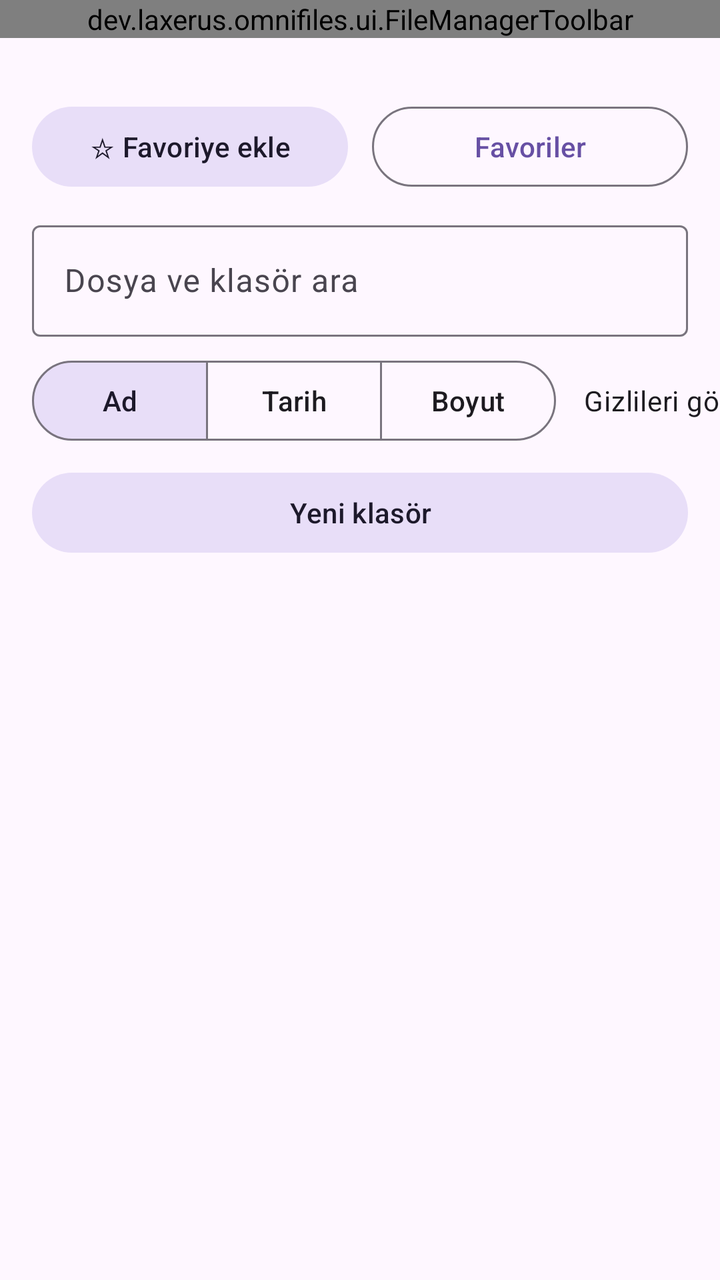
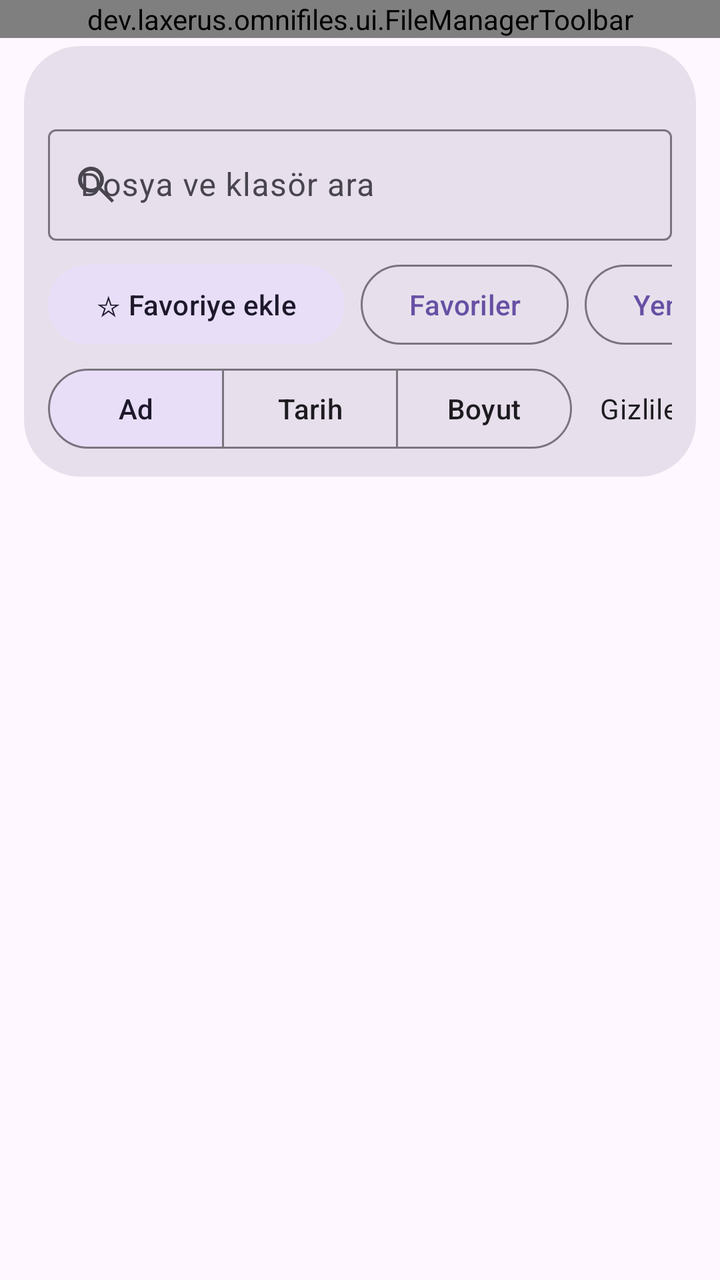

The first picture is an Android layout as it rendered before a commit; the second is the same layout after the commit. The layout source and the unified diff follow.
<!-- AndroidManifest.xml: application theme Theme.OmniFiles -->
<!-- res/layout/activity_file_browser.xml -->
<?xml version="1.0" encoding="utf-8"?>
<LinearLayout xmlns:android="http://schemas.android.com/apk/res/android"
    xmlns:app="http://schemas.android.com/apk/res-auto"
    android:id="@+id/root"
    android:layout_width="match_parent"
    android:layout_height="match_parent"
    android:orientation="vertical">

    <dev.laxerus.omnifiles.ui.FileManagerToolbar
        android:id="@+id/toolbar"
        android:layout_width="match_parent"
        android:layout_height="wrap_content"
        app:title="@string/browser_title" />

    <TextView
        android:id="@+id/pathText"
        android:layout_width="match_parent"
        android:layout_height="wrap_content"
        android:ellipsize="middle"
        android:maxLines="2"
        android:paddingStart="20dp"
        android:paddingTop="8dp"
        android:paddingEnd="20dp"
        android:paddingBottom="6dp"
        android:textAppearance="?attr/textAppearanceBodySmall" />

    <LinearLayout
        android:layout_width="match_parent"
        android:layout_height="wrap_content"
        android:orientation="horizontal"
        android:paddingStart="16dp"
        android:paddingEnd="16dp"
        android:paddingBottom="6dp">

        <com.google.android.material.button.MaterialButton
            android:id="@+id/favoriteToggleButton"
            style="@style/Widget.Material3.Button.TonalButton"
            android:layout_width="0dp"
            android:layout_height="wrap_content"
            android:layout_marginEnd="6dp"
            android:layout_weight="1"
            android:text="@string/add_favorite" />

        <com.google.android.material.button.MaterialButton
            android:id="@+id/favoritesButton"
            style="@style/Widget.Material3.Button.OutlinedButton"
            android:layout_width="0dp"
            android:layout_height="wrap_content"
            android:layout_marginStart="6dp"
            android:layout_weight="1"
            android:text="@string/favorites" />
    </LinearLayout>

    <com.google.android.material.textfield.TextInputLayout
        android:id="@+id/searchLayout"
        android:layout_width="match_parent"
        android:layout_height="wrap_content"
        android:layout_marginStart="16dp"
        android:layout_marginTop="4dp"
        android:layout_marginEnd="16dp"
        android:hint="@string/search_files">

        <com.google.android.material.textfield.TextInputEditText
            android:id="@+id/searchInput"
            android:layout_width="match_parent"
            android:layout_height="wrap_content"
            android:imeOptions="actionDone"
            android:inputType="text"
            android:maxLines="1" />
    </com.google.android.material.textfield.TextInputLayout>

    <HorizontalScrollView
        android:layout_width="match_parent"
        android:layout_height="wrap_content"
        android:fillViewport="true"
        android:scrollbars="none">

        <LinearLayout
            android:layout_width="wrap_content"
            android:layout_height="wrap_content"
            android:gravity="center_vertical"
            android:orientation="horizontal"
            android:paddingStart="16dp"
            android:paddingTop="8dp"
            android:paddingEnd="16dp"
            android:paddingBottom="8dp">

            <com.google.android.material.button.MaterialButtonToggleGroup
                android:id="@+id/sortGroup"
                android:layout_width="wrap_content"
                android:layout_height="wrap_content"
                app:checkedButton="@id/sortNameButton"
                app:selectionRequired="true"
                app:singleSelection="true">

                <com.google.android.material.button.MaterialButton
                    android:id="@+id/sortNameButton"
                    style="@style/Widget.Material3.Button.OutlinedButton"
                    android:layout_width="wrap_content"
                    android:layout_height="wrap_content"
                    android:text="@string/sort_name" />

                <com.google.android.material.button.MaterialButton
                    android:id="@+id/sortDateButton"
                    style="@style/Widget.Material3.Button.OutlinedButton"
                    android:layout_width="wrap_content"
                    android:layout_height="wrap_content"
                    android:text="@string/sort_date" />

                <com.google.android.material.button.MaterialButton
                    android:id="@+id/sortSizeButton"
                    style="@style/Widget.Material3.Button.OutlinedButton"
                    android:layout_width="wrap_content"
                    android:layout_height="wrap_content"
                    android:text="@string/sort_size" />
            </com.google.android.material.button.MaterialButtonToggleGroup>

            <com.google.android.material.switchmaterial.SwitchMaterial
                android:id="@+id/hiddenSwitch"
                android:layout_width="wrap_content"
                android:layout_height="wrap_content"
                android:layout_marginStart="14dp"
                android:text="@string/show_hidden" />
        </LinearLayout>
    </HorizontalScrollView>

    <com.google.android.material.button.MaterialButton
        android:id="@+id/newFolderButton"
        style="@style/Widget.Material3.Button.TonalButton"
        android:layout_width="match_parent"
        android:layout_height="wrap_content"
        android:layout_marginStart="16dp"
        android:layout_marginEnd="16dp"
        android:layout_marginBottom="8dp"
        android:text="@string/new_folder" />

    <com.google.android.material.card.MaterialCardView
        android:id="@+id/selectionBar"
        android:layout_width="match_parent"
        android:layout_height="wrap_content"
        android:layout_marginStart="16dp"
        android:layout_marginEnd="16dp"
        android:layout_marginBottom="8dp"
        android:visibility="gone"
        app:cardCornerRadius="18dp"
        app:cardElevation="0dp">

        <LinearLayout
            android:layout_width="match_parent"
            android:layout_height="wrap_content"
            android:orientation="vertical"
            android:padding="12dp">

            <TextView
                android:id="@+id/selectedCountText"
                android:layout_width="match_parent"
                android:layout_height="wrap_content"
                android:textAppearance="?attr/textAppearanceTitleMedium" />

            <HorizontalScrollView
                android:layout_width="match_parent"
                android:layout_height="wrap_content"
                android:layout_marginTop="6dp"
                android:scrollbars="none">

                <LinearLayout
                    android:layout_width="wrap_content"
                    android:layout_height="wrap_content"
                    android:orientation="horizontal">

                    <com.google.android.material.button.MaterialButton
                        android:id="@+id/selectAllButton"
                        style="@style/Widget.Material3.Button.TextButton"
                        android:layout_width="wrap_content"
                        android:layout_height="wrap_content"
                        android:text="@string/select_all" />

                    <com.google.android.material.button.MaterialButton
                        android:id="@+id/selectionShareButton"
                        style="@style/Widget.Material3.Button.TextButton"
                        android:layout_width="wrap_content"
                        android:layout_height="wrap_content"
                        android:text="@string/share" />

                    <com.google.android.material.button.MaterialButton
                        android:id="@+id/selectionCopyButton"
                        style="@style/Widget.Material3.Button.TextButton"
                        android:layout_width="wrap_content"
                        android:layout_height="wrap_content"
                        android:text="@string/copy" />

                    <com.google.android.material.button.MaterialButton
                        android:id="@+id/selectionMoveButton"
                        style="@style/Widget.Material3.Button.TextButton"
                        android:layout_width="wrap_content"
                        android:layout_height="wrap_content"
                        android:text="@string/move" />

                    <com.google.android.material.button.MaterialButton
                        android:id="@+id/selectionTrashButton"
                        style="@style/Widget.Material3.Button.TextButton"
                        android:layout_width="wrap_content"
                        android:layout_height="wrap_content"
                        android:text="@string/move_to_trash" />

                    <com.google.android.material.button.MaterialButton
                        android:id="@+id/cancelSelectionButton"
                        style="@style/Widget.Material3.Button.TextButton"
                        android:layout_width="wrap_content"
                        android:layout_height="wrap_content"
                        android:text="@string/cancel" />
                </LinearLayout>
            </HorizontalScrollView>
        </LinearLayout>
    </com.google.android.material.card.MaterialCardView>

    <TextView
        android:id="@+id/transferText"
        android:layout_width="match_parent"
        android:layout_height="wrap_content"
        android:layout_marginStart="20dp"
        android:layout_marginEnd="20dp"
        android:layout_marginBottom="6dp"
        android:ellipsize="middle"
        android:maxLines="2"
        android:textAppearance="?attr/textAppearanceBodyMedium"
        android:visibility="gone" />

    <com.google.android.material.button.MaterialButton
        android:id="@+id/pasteButton"
        style="@style/Widget.Material3.Button"
        android:layout_width="match_parent"
        android:layout_height="wrap_content"
        android:layout_marginStart="16dp"
        android:layout_marginEnd="16dp"
        android:layout_marginBottom="4dp"
        android:text="@string/paste_copy"
        android:visibility="gone" />

    <com.google.android.material.button.MaterialButton
        android:id="@+id/cancelTransferButton"
        style="@style/Widget.Material3.Button.TextButton"
        android:layout_width="match_parent"
        android:layout_height="wrap_content"
        android:layout_marginStart="16dp"
        android:layout_marginEnd="16dp"
        android:layout_marginBottom="4dp"
        android:text="@string/cancel_transfer"
        android:visibility="gone" />

    <com.google.android.material.progressindicator.LinearProgressIndicator
        android:id="@+id/operationProgress"
        android:layout_width="match_parent"
        android:layout_height="wrap_content"
        android:layout_marginStart="16dp"
        android:layout_marginEnd="16dp"
        android:indeterminate="true"
        android:visibility="gone" />

    <dev.laxerus.omnifiles.ui.StorageAccessButton
        android:id="@+id/storageAccessButton"
        style="@style/Widget.Material3.Button"
        android:layout_width="match_parent"
        android:layout_height="wrap_content"
        android:layout_marginStart="16dp"
        android:layout_marginTop="12dp"
        android:layout_marginEnd="16dp"
        android:layout_marginBottom="8dp"
        android:text="@string/grant_access_inline"
        android:visibility="gone" />

    <androidx.recyclerview.widget.RecyclerView
        android:id="@+id/list"
        android:layout_width="match_parent"
        android:layout_height="0dp"
        android:layout_weight="1"
        android:clipToPadding="false"
        android:paddingBottom="16dp" />

    <TextView
        android:id="@+id/emptyText"
        android:layout_width="match_parent"
        android:layout_height="wrap_content"
        android:gravity="center"
        android:padding="24dp"
        android:text="@string/empty_folder"
        android:visibility="gone" />
</LinearLayout>
<!-- resources referenced by this layout -->
<resources>
  <string name="add_favorite">☆ Favoriye ekle</string>
  <string name="browser_title">Dosyalar</string>
  <string name="cancel">İptal</string>
  <string name="cancel_transfer">Aktarımı iptal et</string>
  <string name="copy">Kopyala</string>
  <string name="empty_folder">Bu klasör boş veya okunamıyor.</string>
  <string name="favorites">Favoriler</string>
  <string name="grant_access_inline">Depolama erişimini aç</string>
  <string name="move">Taşı</string>
  <string name="move_to_trash">Çöpe taşı</string>
  <string name="new_folder">Yeni klasör</string>
  <string name="paste_copy">Buraya kopyala</string>
  <string name="search_files">Dosya ve klasör ara</string>
  <string name="select_all">Tümünü seç</string>
  <string name="share">Paylaş</string>
  <string name="show_hidden">Gizlileri göster</string>
  <string name="sort_date">Tarih</string>
  <string name="sort_name">Ad</string>
  <string name="sort_size">Boyut</string>
  <style name="Theme.OmniFiles" parent="Theme.Material3.DayNight.NoActionBar">
          <item name="android:windowActionModeOverlay">true</item>
          <item name="android:windowLightStatusBar" tools:targetApi="m">?attr/isLightTheme</item>
          <item name="android:navigationBarColor">@android:color/transparent</item>
          <item name="android:statusBarColor">@android:color/transparent</item>
      </style>
</resources>

<!-- the commit's change to res/layout/activity_file_browser.xml (unified diff, before → after) -->
@@ -12,138 +12,159 @@
         android:layout_height="wrap_content"
         app:title="@string/browser_title" />
 
-    <TextView
-        android:id="@+id/pathText"
-        android:layout_width="match_parent"
-        android:layout_height="wrap_content"
-        android:ellipsize="middle"
-        android:maxLines="2"
-        android:paddingStart="20dp"
-        android:paddingTop="8dp"
-        android:paddingEnd="20dp"
-        android:paddingBottom="6dp"
-        android:textAppearance="?attr/textAppearanceBodySmall" />
-
-    <LinearLayout
-        android:layout_width="match_parent"
-        android:layout_height="wrap_content"
-        android:orientation="horizontal"
-        android:paddingStart="16dp"
-        android:paddingEnd="16dp"
-        android:paddingBottom="6dp">
-
-        <com.google.android.material.button.MaterialButton
-            android:id="@+id/favoriteToggleButton"
-            style="@style/Widget.Material3.Button.TonalButton"
-            android:layout_width="0dp"
-            android:layout_height="wrap_content"
-            android:layout_marginEnd="6dp"
-            android:layout_weight="1"
-            android:text="@string/add_favorite" />
-
-        <com.google.android.material.button.MaterialButton
-            android:id="@+id/favoritesButton"
-            style="@style/Widget.Material3.Button.OutlinedButton"
-            android:layout_width="0dp"
-            android:layout_height="wrap_content"
-            android:layout_marginStart="6dp"
-            android:layout_weight="1"
-            android:text="@string/favorites" />
-    </LinearLayout>
-
-    <com.google.android.material.textfield.TextInputLayout
-        android:id="@+id/searchLayout"
-        android:layout_width="match_parent"
-        android:layout_height="wrap_content"
-        android:layout_marginStart="16dp"
+    <com.google.android.material.card.MaterialCardView
+        android:layout_width="match_parent"
+        android:layout_height="wrap_content"
+        android:layout_marginStart="12dp"
         android:layout_marginTop="4dp"
-        android:layout_marginEnd="16dp"
-        android:hint="@string/search_files">
-
-        <com.google.android.material.textfield.TextInputEditText
-            android:id="@+id/searchInput"
+        android:layout_marginEnd="12dp"
+        android:layout_marginBottom="10dp"
+        app:cardBackgroundColor="?attr/colorSurfaceVariant"
+        app:cardCornerRadius="28dp"
+        app:cardElevation="0dp"
+        app:strokeWidth="0dp">
+
+        <LinearLayout
             android:layout_width="match_parent"
             android:layout_height="wrap_content"
-            android:imeOptions="actionDone"
-            android:inputType="text"
-            android:maxLines="1" />
-    </com.google.android.material.textfield.TextInputLayout>
-
-    <HorizontalScrollView
-        android:layout_width="match_parent"
-        android:layout_height="wrap_content"
-        android:fillViewport="true"
-        android:scrollbars="none">
-
-        <LinearLayout
-            android:layout_width="wrap_content"
-            android:layout_height="wrap_content"
-            android:gravity="center_vertical"
-            android:orientation="horizontal"
-            android:paddingStart="16dp"
-            android:paddingTop="8dp"
-            android:paddingEnd="16dp"
-            android:paddingBottom="8dp">
-
-            <com.google.android.material.button.MaterialButtonToggleGroup
-                android:id="@+id/sortGroup"
-                android:layout_width="wrap_content"
-                android:layout_height="wrap_content"
-                app:checkedButton="@id/sortNameButton"
-                app:selectionRequired="true"
-                app:singleSelection="true">
-
-                <com.google.android.material.button.MaterialButton
-                    android:id="@+id/sortNameButton"
-                    style="@style/Widget.Material3.Button.OutlinedButton"
+            android:orientation="vertical"
+            android:paddingStart="12dp"
+            android:paddingTop="12dp"
+            android:paddingEnd="12dp"
+            android:paddingBottom="10dp">
+
+            <TextView
+                android:id="@+id/pathText"
+                android:layout_width="match_parent"
+                android:layout_height="wrap_content"
+                android:ellipsize="middle"
+                android:maxLines="2"
+                android:paddingStart="6dp"
+                android:paddingEnd="6dp"
+                android:paddingBottom="8dp"
+                android:textAppearance="?attr/textAppearanceBodySmall" />
+
+            <com.google.android.material.textfield.TextInputLayout
+                android:id="@+id/searchLayout"
+                android:layout_width="match_parent"
+                android:layout_height="wrap_content"
+                android:hint="@string/search_files"
+                app:endIconMode="clear_text"
+                app:startIconDrawable="@drawable/ic_search_24">
+
+                <com.google.android.material.textfield.TextInputEditText
+                    android:id="@+id/searchInput"
+                    android:layout_width="match_parent"
+                    android:layout_height="wrap_content"
+                    android:imeOptions="actionDone"
+                    android:inputType="text"
+                    android:maxLines="1" />
+            </com.google.android.material.textfield.TextInputLayout>
+
+            <HorizontalScrollView
+                android:layout_width="match_parent"
+                android:layout_height="wrap_content"
+                android:layout_marginTop="8dp"
+                android:fillViewport="false"
+                android:scrollbars="none">
+
+                <LinearLayout
                     android:layout_width="wrap_content"
                     android:layout_height="wrap_content"
-                    android:text="@string/sort_name" />
-
-                <com.google.android.material.button.MaterialButton
-                    android:id="@+id/sortDateButton"
-                    style="@style/Widget.Material3.Button.OutlinedButton"
+                    android:gravity="center_vertical"
+                    android:orientation="horizontal">
+
+                    <com.google.android.material.button.MaterialButton
+                        android:id="@+id/favoriteToggleButton"
+                        style="@style/Widget.Material3.Button.TonalButton"
+                        android:layout_width="wrap_content"
+                        android:layout_height="wrap_content"
+                        android:text="@string/add_favorite" />
+
+                    <com.google.android.material.button.MaterialButton
+                        android:id="@+id/favoritesButton"
+                        style="@style/Widget.Material3.Button.OutlinedButton"
+                        android:layout_width="wrap_content"
+                        android:layout_height="wrap_content"
+                        android:layout_marginStart="8dp"
+                        android:text="@string/favorites" />
+
+                    <com.google.android.material.button.MaterialButton
+                        android:id="@+id/newFolderButton"
+                        style="@style/Widget.Material3.Button.OutlinedButton"
+                        android:layout_width="wrap_content"
+                        android:layout_height="wrap_content"
+                        android:layout_marginStart="8dp"
+                        android:text="@string/new_folder" />
+                </LinearLayout>
+            </HorizontalScrollView>
+
+            <HorizontalScrollView
+                android:layout_width="match_parent"
+                android:layout_height="wrap_content"
+                android:layout_marginTop="4dp"
+                android:fillViewport="false"
+                android:scrollbars="none">
+
+                <LinearLayout
                     android:layout_width="wrap_content"
                     android:layout_height="wrap_content"
-                    android:text="@string/sort_date" />
-
-                <com.google.android.material.button.MaterialButton
-                    android:id="@+id/sortSizeButton"
-                    style="@style/Widget.Material3.Button.OutlinedButton"
-                    android:layout_width="wrap_content"
-                    android:layout_height="wrap_content"
-                    android:text="@string/sort_size" />
-            </com.google.android.material.button.MaterialButtonToggleGroup>
-
-            <com.google.android.material.switchmaterial.SwitchMaterial
-                android:id="@+id/hiddenSwitch"
-                android:layout_width="wrap_content"
-                android:layout_height="wrap_content"
-                android:layout_marginStart="14dp"
-                android:text="@string/show_hidden" />
+                    android:gravity="center_vertical"
+                    android:orientation="horizontal">
+
+                    <com.google.android.material.button.MaterialButtonToggleGroup
+                        android:id="@+id/sortGroup"
+                        android:layout_width="wrap_content"
+                        android:layout_height="wrap_content"
+                        app:checkedButton="@id/sortNameButton"
+                        app:selectionRequired="true"
+                        app:singleSelection="true">
+
+                        <com.google.android.material.button.MaterialButton
+                            android:id="@+id/sortNameButton"
+                            style="@style/Widget.Material3.Button.OutlinedButton"
+                            android:layout_width="wrap_content"
+                            android:layout_height="wrap_content"
+                            android:text="@string/sort_name" />
+
+                        <com.google.android.material.button.MaterialButton
+                            android:id="@+id/sortDateButton"
+                            style="@style/Widget.Material3.Button.OutlinedButton"
+                            android:layout_width="wrap_content"
+                            android:layout_height="wrap_content"
+                            android:text="@string/sort_date" />
+
+                        <com.google.android.material.button.MaterialButton
+                            android:id="@+id/sortSizeButton"
+                            style="@style/Widget.Material3.Button.OutlinedButton"
+                            android:layout_width="wrap_content"
+                            android:layout_height="wrap_content"
+                            android:text="@string/sort_size" />
+                    </com.google.android.material.button.MaterialButtonToggleGroup>
+
+                    <com.google.android.material.switchmaterial.SwitchMaterial
+                        android:id="@+id/hiddenSwitch"
+                        android:layout_width="wrap_content"
+                        android:layout_height="wrap_content"
+                        android:layout_marginStart="14dp"
+                        android:text="@string/show_hidden" />
+                </LinearLayout>
+            </HorizontalScrollView>
         </LinearLayout>
-    </HorizontalScrollView>
-
-    <com.google.android.material.button.MaterialButton
-        android:id="@+id/newFolderButton"
-        style="@style/Widget.Material3.Button.TonalButton"
-        android:layout_width="match_parent"
-        android:layout_height="wrap_content"
-        android:layout_marginStart="16dp"
-        android:layout_marginEnd="16dp"
-        android:layout_marginBottom="8dp"
-        android:text="@string/new_folder" />
+    </com.google.android.material.card.MaterialCardView>
 
     <com.google.android.material.card.MaterialCardView
         android:id="@+id/selectionBar"
         android:layout_width="match_parent"
         android:layout_height="wrap_content"
-        android:layout_marginStart="16dp"
-        android:layout_marginEnd="16dp"
+        android:layout_marginStart="12dp"
+        android:layout_marginEnd="12dp"
         android:layout_marginBottom="8dp"
         android:visibility="gone"
-        app:cardCornerRadius="18dp"
-        app:cardElevation="0dp">
+        app:cardBackgroundColor="?attr/colorSecondaryContainer"
+        app:cardCornerRadius="22dp"
+        app:cardElevation="0dp"
+        app:strokeWidth="0dp">
 
         <LinearLayout
             android:layout_width="match_parent"
@@ -275,14 +296,17 @@
         android:layout_height="0dp"
         android:layout_weight="1"
         android:clipToPadding="false"
-        android:paddingBottom="16dp" />
+        android:paddingStart="4dp"
+        android:paddingEnd="4dp"
+        android:paddingBottom="20dp" />
 
     <TextView
         android:id="@+id/emptyText"
         android:layout_width="match_parent"
         android:layout_height="wrap_content"
         android:gravity="center"
-        android:padding="24dp"
+        android:padding="28dp"
         android:text="@string/empty_folder"
+        android:textAppearance="?attr/textAppearanceBodyLarge"
         android:visibility="gone" />
 </LinearLayout>
<!-- resource entries referenced after the edit -->
@@ -1,5 +1,15 @@
 <!-- resources referenced by this layout -->
 <resources>
+  <!-- drawable ic_search_24 (drawable) -->
+  <vector xmlns:android="http://schemas.android.com/apk/res/android"
+      android:width="24dp"
+      android:height="24dp"
+      android:viewportWidth="24"
+      android:viewportHeight="24">
+      <path
+          android:fillColor="@android:color/white"
+          android:pathData="M9.5,3a6.5,6.5 0,1 0,3.98 11.64L19.85,21 21,19.85l-6.36,-6.37A6.5,6.5 0,0 0,9.5 3zm0,2a4.5,4.5 0,1 1,0 9a4.5,4.5 0,0 1,0 -9z" />
+  </vector>
   <string name="add_favorite">☆ Favoriye ekle</string>
   <string name="browser_title">Dosyalar</string>
   <string name="cancel">İptal</string>
